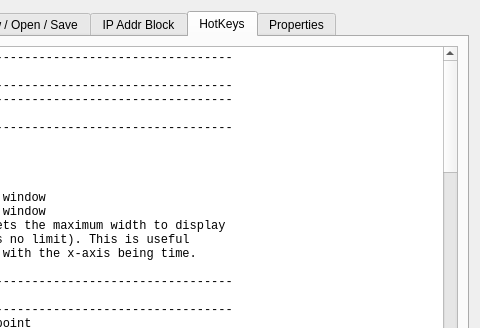
First picture: the form in curveproperties.ui, repository d-wizard/plotter, before the edit; both pictures show x 283 to 763 and y 0 to 328 of the 763 by 500 pixel window.
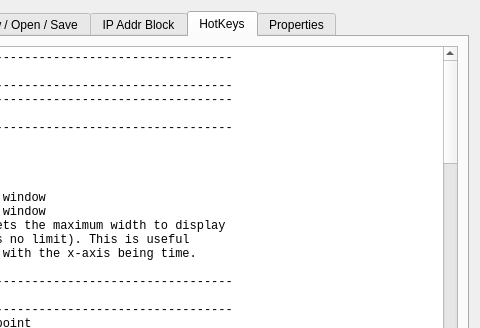
Second picture: the form after the edit. The open tabs and pages were chosen to show the change.

Commit message: Update Hotkey Description.

What changed in the file:
```diff
--- a/curveproperties.ui
+++ b/curveproperties.ui
@@ -1446,6 +1446,10 @@
               changing scroll mode plot size settings. This can 
               be helpful for removing old values on 2D plots with
               time as the X Axis.
+   ctrl + 2 | Set to Scroll Mode and set the plot size to half of its
+              current value
+   ctrl + alt + 2 | Set to Scroll Mode and set the plot size to
+                    double of its current value
 
    -----------------------------------------------------------------
    | Any Curve Cursor Mode Settings
@@ -1459,6 +1463,10 @@
               Window (the point will be set to &quot;Not A Number&quot;).
               This is useful to eliminate outlier points.
 
+   -----------------------------------------------------------------
+   | Set Plot Sample Rate
+   -----------------------------------------------------------------
+   ctrl + shift + r | Show the Set Plot Sample Rate Dialog.
 
 --------------------------------------------------------------------
 | Arrow Keys
```
The commit also changes 1 other file.
